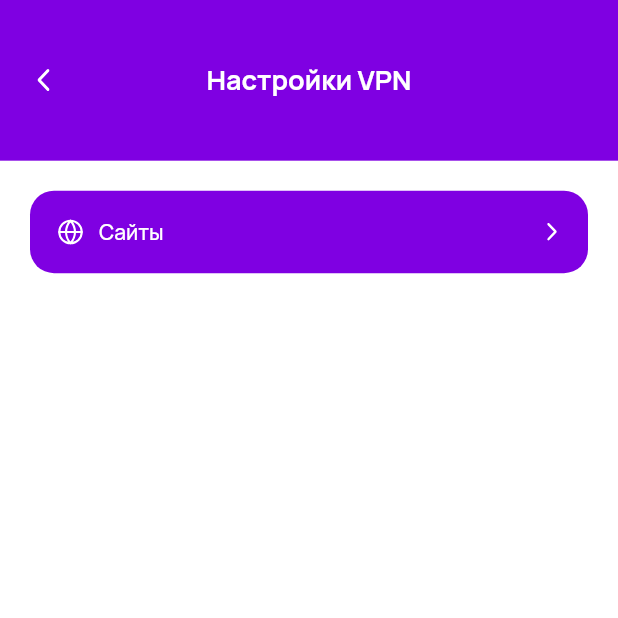
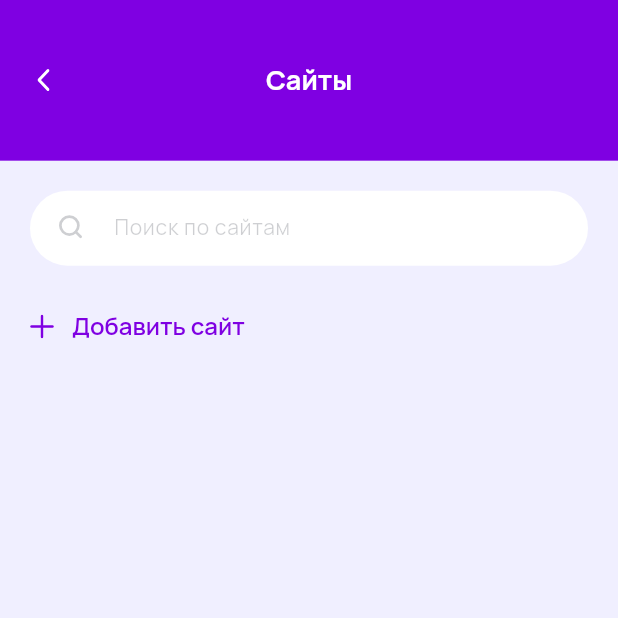
Before and after one commit to Jinamy2/VPNClient, a Flutter app: the SettingsScreen screen opened by its route, after a tap on "Сайты", on a phone screen of 412 x 824 dp, the top half of it. Run offline on Flutter 3.47's test engine with Material 3 defaults, Android fonts, the phone set to English and light mode, and no system bars; our stand-ins replace flutter_svg, get_it, plugin_platform_interface.

Commit message:
create websites screen with main widgets

```diff
--- a/vpnclient/lib/common/app_constants/app_colors.dart
+++ b/vpnclient/lib/common/app_constants/app_colors.dart
@@ -3,13 +3,13 @@ import 'package:flutter/material.dart';
 class AppColor {
   static const mainPurple = Color(0xFF7F00E2);
   static const whiteColor = Colors.white;
+  static const backgroundColor = Color(0xFFF0EFFF);
   static const errorColor = Colors.red;
   static const getPermissionStatusColor = Colors.black;
   static const vpnOnStatusColor = Color(0xFF558B2F);
-  static const hintLightTextColor = Color(0xB1FFFFFF);
   static const activeButtonColor = Color(0xB1090F1E);
   static const inactiveButtonColor = Color(0x33090F1E);
-  static const hintTextStyleColor = Color(0x99FFFFFF);
-  static const hintTextPurpleColor = Color(0x997F00E2);
+  static const hintTextStyleColor = Color(0x33090F1E);
+  static const hintTextPurpleColor = Color(0x99FFFFFF);
   static const shadowVpnControlleButtonColor = Color(0x4B000000);
 }
--- a/vpnclient/lib/common/app_constants/app_routes.dart
+++ b/vpnclient/lib/common/app_constants/app_routes.dart
@@ -2,6 +2,7 @@ import 'package:flutter/material.dart';
 import 'package:vpnclient/features/authorization/pages/auth_screen.dart';
 import 'package:vpnclient/features/settings/settings_page.dart';
 import 'package:vpnclient/features/toggle_vpn/pages/main_screen.dart';
+import 'package:vpnclient/features/websites/pages/websites_screen.dart';
 
 class Routes {
   //Paths
@@ -14,5 +15,6 @@ class Routes {
     main: (BuildContext context) => const MainScreen(),
     settings: (BuildContext context) => const SettingsScreen(),
     auth: (BuildContext context) => const AuthScreen(),
+    websites: (BuildContext context) => const WebsitesScreen(),
   };
 }
--- a/vpnclient/lib/common/app_constants/theme.dart
+++ b/vpnclient/lib/common/app_constants/theme.dart
@@ -11,7 +11,7 @@ ThemeData get appTheme => ThemeData(
           color: AppColor.whiteColor,
         ).copyWith(fontSize: 18, color: AppColor.whiteColor),
       ),
-      scaffoldBackgroundColor: AppColor.whiteColor,
+      scaffoldBackgroundColor: AppColor.backgroundColor,
       hintColor: AppColor.hintTextStyleColor,
       fontFamily: 'Manrope',
       textTheme: const TextTheme(
--- a/vpnclient/lib/features/authorization/widgets/text_field_widget.dart
+++ b/vpnclient/lib/features/authorization/widgets/text_field_widget.dart
@@ -59,7 +59,7 @@ class TextFieldWidget extends StatelessWidget {
                 ),
                 hintText: hintText,
                 hintStyle: const TextStyle(
-                  color: AppColor.hintTextStyleColor,
+                  color: AppColor.hintTextPurpleColor,
                   fontSize: 14,
                 ),
               ),
--- a/vpnclient/lib/features/settings/settings_page.dart
+++ b/vpnclient/lib/features/settings/settings_page.dart
@@ -1,4 +1,5 @@
 import 'package:flutter/material.dart';
+import 'package:vpnclient/common/app_constants/app_routes.dart';
 import 'package:vpnclient/common/utils/navigator_key.dart';
 import 'package:vpnclient/common/widgets/app_bar/components/back_button.dart';
 import 'package:vpnclient/common/widgets/push_to_page_button.dart';
@@ -22,7 +23,7 @@ class SettingsScreen extends StatelessWidget {
             children: [
               PushToPageButton(
                 padding: const EdgeInsets.all(20),
-                onTap: () {},
+                onTap: () => Navigator.of(context).pushNamed(Routes.websites),
                 title: 'Сайты',
                 assetIcon: 'assets/website.svg',
               ),
--- /dev/null
+++ b/vpnclient/lib/features/websites/pages/websites_screen.dart
@@ -0,0 +1,52 @@
+import 'package:flutter/material.dart';
+import 'package:vpnclient/common/app_constants/app_colors.dart';
+import 'package:vpnclient/common/utils/extensions_app.dart';
+import 'package:vpnclient/common/utils/navigator_key.dart';
+import 'package:vpnclient/common/widgets/app_bar/components/back_button.dart';
+import 'package:vpnclient/features/websites/controllers/show_website_modal.dart';
+import 'package:vpnclient/features/websites/widgets/button_with_icon.dart';
+import 'package:vpnclient/features/websites/widgets/search_text_field_widget.dart';
+import 'package:vpnclient/features/websites/widgets/websites_modal_content.dart';
+
+class WebsitesScreen extends StatelessWidget {
+  const WebsitesScreen({
+    super.key,
+  });
+  @override
+  Widget build(BuildContext context) => Scaffold(
+        appBar: AppBar(
+          centerTitle: true,
+          leading: const BackButtonApp(),
+          title: const Text('Сайты'),
+          toolbarHeight:
+              MediaQuery.of(navigatorKey.currentContext!).size.height * 0.13,
+        ),
+        body: Center(
+          child: Column(
+            mainAxisAlignment: MainAxisAlignment.center,
+            children: [
+              TextFieldSearch(
+                hintText: 'Поиск по сайтам',
+                onChange: (value) => {},
+                controller: TextEditingController(),
+              ),
+              Padding(
+                padding: const EdgeInsets.symmetric(horizontal: 20),
+                child: ButtonWithIcon(
+                  title: 'Добавить сайт',
+                  assetIcon: 'assets/plus.svg',
+                  styleText: context.textTheme.headlineMedium!
+                      .copyWith(color: AppColor.mainPurple),
+                  onTap: () => showAddWebsiteModal(
+                    context,
+                    'Добавить сайт',
+                    const ContentListWidgetWebsite(),
+                  ),
+                ),
+              ),
+              const Spacer(),
+            ],
+          ),
+        ),
+      );
+}
--- /dev/null
+++ b/vpnclient/lib/features/websites/widgets/button_with_icon.dart
@@ -0,0 +1,32 @@
+import 'package:flutter/material.dart';
+import 'package:flutter_svg/svg.dart';
+
+class ButtonWithIcon extends StatelessWidget {
+  const ButtonWithIcon({
+    super.key,
+    required this.title,
+    required this.assetIcon,
+    required this.styleText,
+    required this.onTap,
+  });
+
+  final String title;
+  final String assetIcon;
+  final TextStyle styleText;
+  final VoidCallback onTap;
+
+  @override
+  Widget build(BuildContext context) => Padding(
+        padding: const EdgeInsets.symmetric(vertical: 10),
+        child: GestureDetector(
+          onTap: onTap,
+          child: Row(
+            children: [
+              SvgPicture.asset(assetIcon),
+              const SizedBox(width: 12),
+              Text(title, style: styleText),
+            ],
+          ),
+        ),
+      );
+}
--- /dev/null
+++ b/vpnclient/lib/features/websites/widgets/search_text_field_widget.dart
@@ -0,0 +1,69 @@
+import 'package:flutter/material.dart';
+import 'package:flutter_svg/svg.dart';
+import 'package:vpnclient/common/app_constants/app_colors.dart';
+import 'package:vpnclient/common/utils/extensions_app.dart';
+
+class TextFieldSearch extends StatelessWidget {
+  const TextFieldSearch({
+    super.key,
+    required this.hintText,
+    this.padding = const EdgeInsets.all(20),
+    required this.onChange,
+    required this.controller,
+  });
+  final String hintText;
+  final EdgeInsetsGeometry padding;
+  final void Function(String) onChange;
+  final TextEditingController controller;
+
+  static const _border = OutlineInputBorder(
+    borderRadius: BorderRadius.all(
+      Radius.circular(100),
+    ),
+  );
+
+  @override
+  Widget build(BuildContext context) => Padding(
+        padding: padding,
+        child: DecoratedBox(
+          decoration: const BoxDecoration(
+            borderRadius: BorderRadius.all(Radius.circular(100)),
+            color: AppColor.whiteColor,
+          ),
+          child: SizedBox(
+            height: 50,
+            child: Padding(
+              padding: const EdgeInsets.symmetric(horizontal: 18),
+              child: TextField(
+                controller: controller,
+                decoration: InputDecoration(
+                  contentPadding: EdgeInsets.zero,
+                  icon: SvgPicture.asset(
+                    'assets/search.svg',
+                  ),
+                  focusedBorder: _border.copyWith(
+                    borderSide: const BorderSide(
+                      color: Colors.transparent,
+                    ),
+                  ),
+                  enabledBorder: _border.copyWith(
+                    borderSide: const BorderSide(
+                      color: Colors.transparent,
+                    ),
+                  ),
+                  hintText: hintText,
+                  hintStyle: const TextStyle(
+                    fontSize: 14,
+                    color: AppColor.hintTextStyleColor,
+                  ),
+                ),
+                cursorColor: Colors.black,
+                style:
+                    context.textTheme.bodyLarge!.copyWith(color: Colors.black),
+                onChanged: onChange,
+              ),
+            ),
+          ),
+        ),
+      );
+}
```
Also changed, not shown: vpnclient/lib/features/websites/controllers/show_website_modal.dart (added, +47 -0 lines), vpnclient/lib/features/websites/widgets/button_long_widget.dart (added, +47 -0 lines), vpnclient/lib/features/websites/widgets/websites_modal_content.dart (added, +50 -0 lines), vpnclient/assets/close.svg (added), vpnclient/assets/search.svg.
